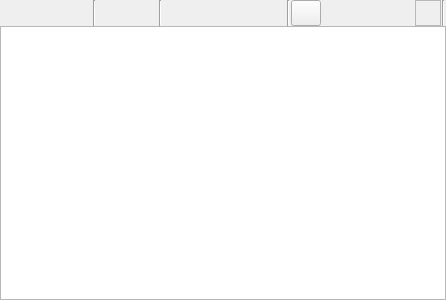
Gris87/ProtocolCreator, file src/widgets/wordeditframe.ui: the form before one commit.
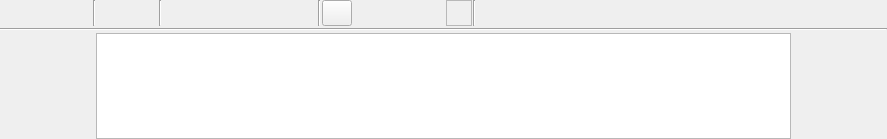
The form after the commit. Icons and pictures are not drawn. Custom widgets are drawn as their Qt base class.

```diff
--- a/src/widgets/wordeditframe.ui
+++ b/src/widgets/wordeditframe.ui
@@ -6,8 +6,8 @@
    <rect>
     <x>0</x>
     <y>0</y>
-    <width>446</width>
-    <height>300</height>
+    <width>887</width>
+    <height>139</height>
    </rect>
   </property>
   <property name="windowTitle">
@@ -15,7 +15,7 @@
   </property>
   <layout class="QVBoxLayout" name="verticalLayout">
    <property name="spacing">
-    <number>0</number>
+    <number>2</number>
    </property>
    <property name="margin">
     <number>0</number>
@@ -289,6 +289,32 @@
         </property>
        </widget>
       </item>
+      <item>
+       <widget class="QPushButton" name="strikeOutButton">
+        <property name="maximumSize">
+         <size>
+          <width>30</width>
+          <height>30</height>
+         </size>
+        </property>
+        <property name="text">
+         <string/>
+        </property>
+        <property name="icon">
+         <iconset resource="../../Resources.qrc">
+          <normaloff>:/images/StrikeOut.png</normaloff>:/images/StrikeOut.png</iconset>
+        </property>
+        <property name="iconSize">
+         <size>
+          <width>23</width>
+          <height>23</height>
+         </size>
+        </property>
+        <property name="flat">
+         <bool>true</bool>
+        </property>
+       </widget>
+      </item>
       <item>
        <widget class="Line" name="line_3">
         <property name="orientation">
@@ -452,20 +478,69 @@
     </widget>
    </item>
    <item>
+    <widget class="Line" name="line_5">
+     <property name="orientation">
+      <enum>Qt::Horizontal</enum>
+     </property>
+    </widget>
+   </item>
+   <item>
+    <layout class="QHBoxLayout" name="horizontalLayout_2">
+     <property name="spacing">
+      <number>4</number>
+     </property>
+     <item>
+      <spacer name="horizontalSpacer_2">
+       <property name="orientation">
+        <enum>Qt::Horizontal</enum>
+       </property>
+       <property name="sizeHint" stdset="0">
+        <size>
+         <width>40</width>
+         <height>20</height>
+        </size>
+       </property>
+      </spacer>
+     </item>
+     <item>
     <widget class="WordTextEdit" name="valueEdit">
      <property name="minimumSize">
       <size>
-       <width>0</width>
+         <width>695</width>
        <height>100</height>
       </size>
      </property>
+       <property name="maximumSize">
+        <size>
+         <width>695</width>
+         <height>16777215</height>
+        </size>
+       </property>
      <property name="font">
       <font>
        <family>Times New Roman</family>
        <pointsize>12</pointsize>
       </font>
      </property>
-    </widget>
+       <property name="autoFormatting">
+        <set>QTextEdit::AutoAll</set>
+       </property>
+      </widget>
+     </item>
+     <item>
+      <spacer name="horizontalSpacer_3">
+       <property name="orientation">
+        <enum>Qt::Horizontal</enum>
+       </property>
+       <property name="sizeHint" stdset="0">
+        <size>
+         <width>40</width>
+         <height>20</height>
+        </size>
+       </property>
+      </spacer>
+     </item>
+    </layout>
    </item>
   </layout>
  </widget>
```
Lines whose indentation alone changed are shown as unchanged.
